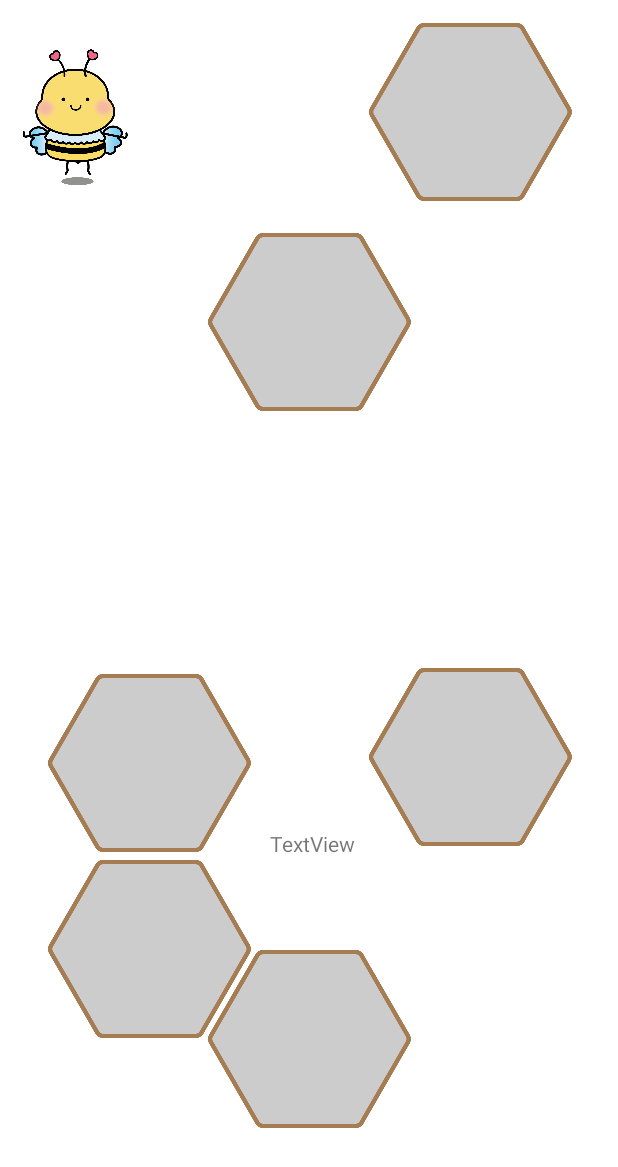
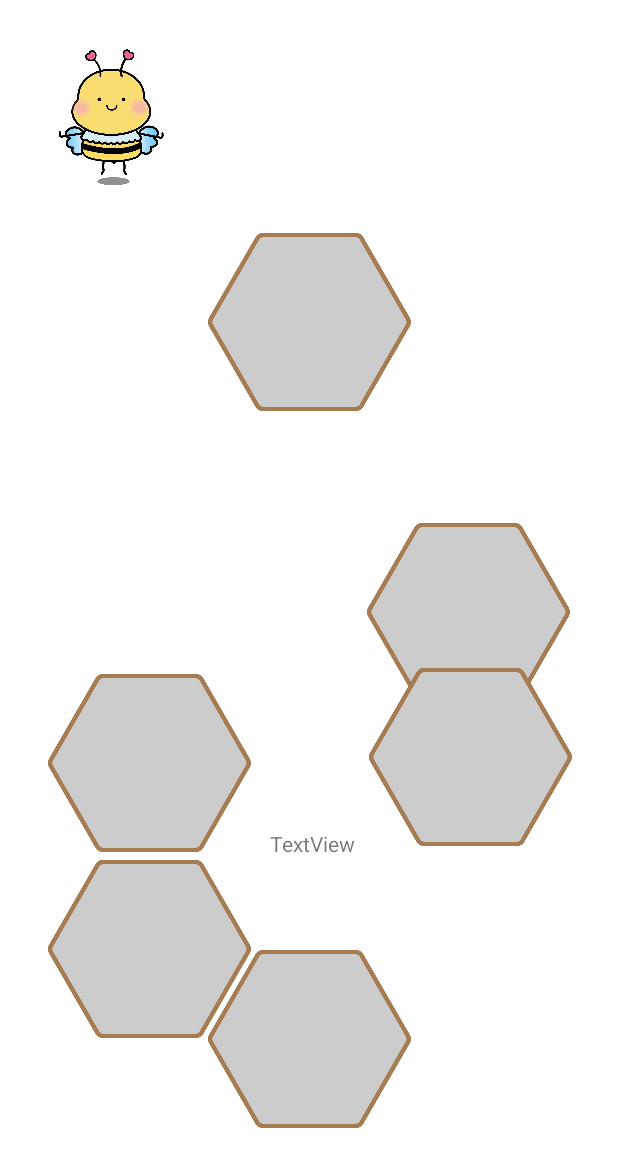
Before and after one commit to nakyung128/KbeeProject, an Android app: the layout activity_home.xml on its own in the app's theme, with its tools: preview values and no code run, on a phone screen of 412 x 824 dp. Shown: the top 1167 px of the screen. Run offline under Robolectric (Android 15) with nearby library versions, the phone set to English and light mode, and no system bars.

Commit message:
일단 홈화면 구성

```diff
--- a/app/src/main/res/layout/activity_home.xml
+++ b/app/src/main/res/layout/activity_home.xml
@@ -52,10 +52,13 @@
         android:id="@+id/imageView8"
         android:layout_width="150dp"
         android:layout_height="150dp"
+        android:layout_marginTop="333dp"
         android:layout_marginEnd="24dp"
         app:layout_constraintEnd_toEndOf="parent"
-        app:srcCompat="@drawable/empty"
-        tools:layout_editor_absoluteY="331dp" />
+        app:layout_constraintHorizontal_bias="0.0"
+        app:layout_constraintStart_toEndOf="@+id/now_week"
+        app:layout_constraintTop_toTopOf="parent"
+        app:srcCompat="@drawable/empty" />
 
     <ImageView
         android:id="@+id/imageView5"
@@ -82,9 +85,10 @@
         android:id="@+id/imageView9"
         android:layout_width="100dp"
         android:layout_height="100dp"
+        android:layout_marginStart="24dp"
         android:layout_marginTop="28dp"
+        app:layout_constraintStart_toStartOf="parent"
         app:layout_constraintTop_toTopOf="parent"
-        app:srcCompat="@drawable/flying"
-        tools:layout_editor_absoluteX="24dp" />
+        app:srcCompat="@drawable/flying" />
 
 </androidx.constraintlayout.widget.ConstraintLayout>
```
